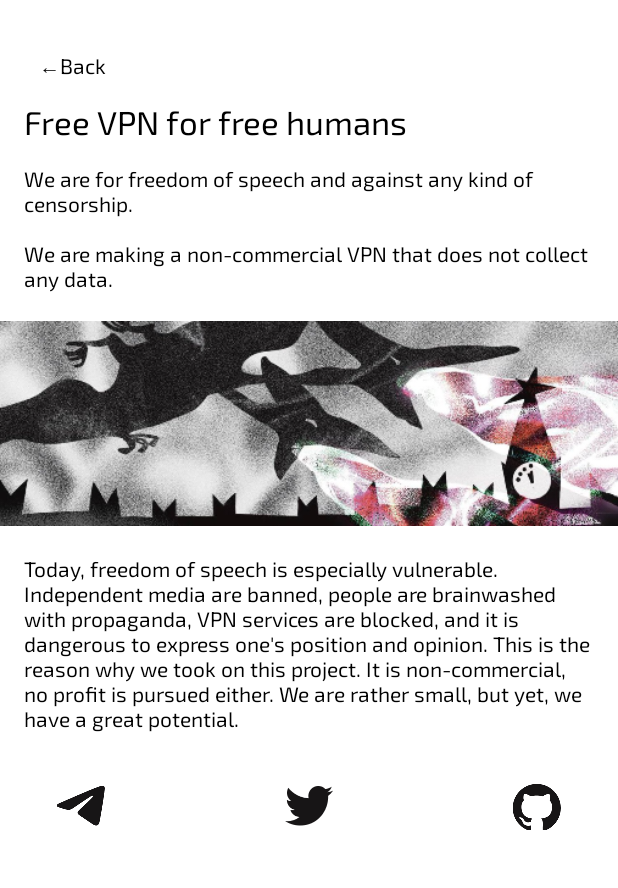
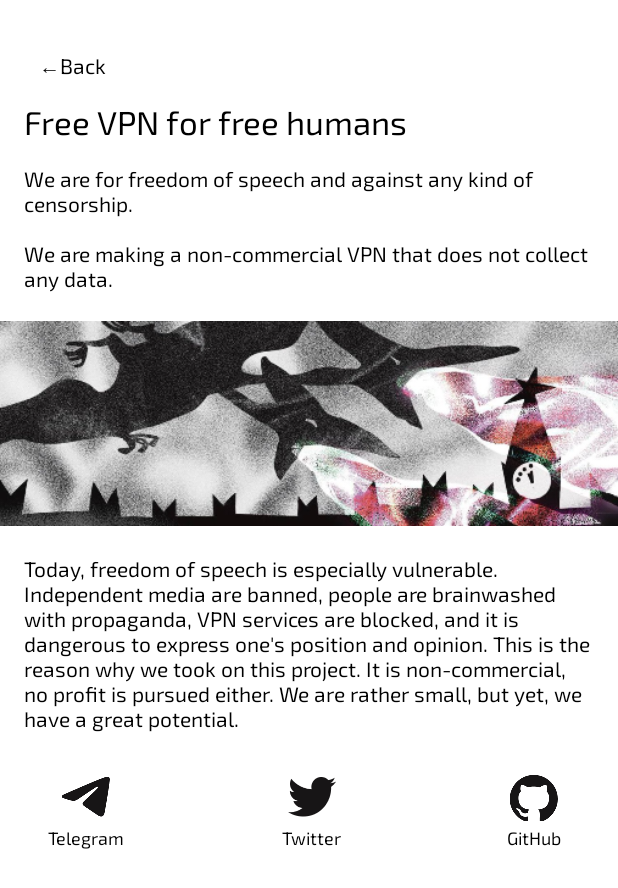
Before and after one commit to frkn-dev/liberty-android, an Android app built with Jetpack Compose: the AboutScreen screen opened through its navigation route, on a phone screen of 412 x 824 dp. Shown: the top 888 px of the screen. Run offline under Robolectric (Android 15) with nearby library versions, the phone set to English and light mode, and no system bars.

Commit message:
Implementation of "support us" screen

```diff
--- a/app/src/main/java/org/fuckrkn1/android/navigation/AppRoute.kt
+++ b/app/src/main/java/org/fuckrkn1/android/navigation/AppRoute.kt
@@ -3,4 +3,5 @@ package org.fuckrkn1.android.navigation
 object AppRoute {
     const val MAIN = "main"
     const val ABOUT = "about"
+    const val SUPPORT_US = "support_us"
 }
--- a/app/src/main/java/org/fuckrkn1/android/ui/AboutScreen.kt
+++ b/app/src/main/java/org/fuckrkn1/android/ui/AboutScreen.kt
@@ -10,10 +10,10 @@ import androidx.compose.foundation.layout.padding
 import androidx.compose.foundation.layout.size
 import androidx.compose.foundation.rememberScrollState
 import androidx.compose.foundation.verticalScroll
-import androidx.compose.material.IconButton
 import androidx.compose.material.Text
 import androidx.compose.material.TextButton
 import androidx.compose.runtime.Composable
+import androidx.compose.ui.Alignment
 import androidx.compose.ui.Modifier
 import androidx.compose.ui.layout.ContentScale
 import androidx.compose.ui.res.painterResource
@@ -23,13 +23,13 @@ import androidx.compose.ui.unit.dp
 import androidx.compose.ui.unit.sp
 import org.fuckrkn1.android.R
 import org.fuckrkn1.android.data.SocialNetwork
+import org.fuckrkn1.android.ui.action.CommonUiEvent
 import org.fuckrkn1.android.ui.style.TextStyles
 
 @Composable
 fun AboutScreen(
     socialNetworks: List<SocialNetwork>,
-    onBackClick: () -> Unit,
-    onUrlClick: (String) -> Unit,
+    uiEventListener: (CommonUiEvent) -> Unit,
 ) {
     Column(
         modifier = Modifier
@@ -40,20 +40,20 @@ fun AboutScreen(
             modifier = Modifier
                 .padding(vertical = 20.dp, horizontal = 16.dp)
         ) {
-            TextButton(onClick = { onBackClick() }) {
+            TextButton(onClick = { uiEventListener(CommonUiEvent.Back) }) {
                 Text(
                     text = stringResource(id = R.string.arrow_back),
-                    style = TextStyles.blackText(14.sp),
+                    style = TextStyles.textNormal(14.sp),
                 )
             }
             Text(
                 text = stringResource(id = R.string.about_title),
-                style = TextStyles.blackText(22.sp),
+                style = TextStyles.textNormal(22.sp),
                 modifier = Modifier.padding(bottom = 16.dp)
             )
             Text(
                 text = stringResource(id = R.string.about_top_description),
-                style = TextStyles.blackText(14.sp),
+                style = TextStyles.textNormal(14.sp),
             )
         }
         Image(
@@ -68,7 +68,7 @@ fun AboutScreen(
         ) {
             Text(
                 text = stringResource(id = R.string.about_bottom_description),
-                style = TextStyles.blackText(14.sp),
+                style = TextStyles.textNormal(14.sp),
             )
         }
         Row(
@@ -78,15 +78,22 @@ fun AboutScreen(
             horizontalArrangement = Arrangement.SpaceBetween,
         ) {
             socialNetworks.forEach {
-                IconButton(
-                    onClick = { onUrlClick(it.url) }
+                TextButton(
+                    onClick = { uiEventListener(CommonUiEvent.OpenUrl(it.url)) },
                 ) {
-                    Image(
-                        modifier = Modifier.size(60.dp),
-                        painter = painterResource(id = it.iconId),
-                        contentDescription = it.name,
-                        contentScale = ContentScale.None,
-                    )
+                    Column(horizontalAlignment = Alignment.CenterHorizontally) {
+                        Image(
+                            modifier = Modifier.size(32.dp),
+                            painter = painterResource(id = it.iconId),
+                            contentDescription = it.name,
+                            contentScale = ContentScale.Inside,
+                        )
+                        Text(
+                            modifier = Modifier.padding(top = 4.dp),
+                            text = it.name,
+                            style = TextStyles.textNormal(12.sp),
+                        )
+                    }
                 }
             }
         }
@@ -96,5 +103,5 @@ fun AboutScreen(
 @Composable
 @Preview
 private fun AboutScreenPreview() {
-    AboutScreen(socialNetworks = SocialNetwork.ALL, onBackClick = {}, onUrlClick = {})
+    AboutScreen(socialNetworks = SocialNetwork.ALL, uiEventListener = {})
 }
--- a/app/src/main/java/org/fuckrkn1/android/ui/LibertyApp.kt
+++ b/app/src/main/java/org/fuckrkn1/android/ui/LibertyApp.kt
@@ -6,27 +6,46 @@ import androidx.navigation.compose.NavHost
 import androidx.navigation.compose.composable
 import androidx.navigation.compose.rememberNavController
 import org.fuckrkn1.android.data.SocialNetwork
+import org.fuckrkn1.android.data.SupportRequisite
+import org.fuckrkn1.android.data.SupportService
 import org.fuckrkn1.android.navigation.AppRoute
+import org.fuckrkn1.android.ui.action.CommonUiEvent
+import org.fuckrkn1.android.util.ClipboardUtils
 import org.fuckrkn1.android.util.UrlUtils
 
 @Composable
 fun LibertyApp() {
     val navController = rememberNavController()
     val context = LocalContext.current
+    val commonUiEventListener = { event: CommonUiEvent ->
+        when (event) {
+            CommonUiEvent.Back -> navController.popBackStack()
+            is CommonUiEvent.CopyToClipboard -> ClipboardUtils.copyText(context, event.text)
+            is CommonUiEvent.OpenUrl -> UrlUtils.openUrl(context, event.url)
+        }
+        Unit
+    }
+
     NavHost(navController = navController, startDestination = AppRoute.MAIN) {
         composable(AppRoute.MAIN) {
             MainScreen { event ->
                 when (event) {
                     MainUiEvent.ABOUT_CLICK -> navController.navigate(AppRoute.ABOUT)
-                    MainUiEvent.SUPPORT_US_CLICK -> TODO()
+                    MainUiEvent.SUPPORT_US_CLICK -> navController.navigate(AppRoute.SUPPORT_US)
                 }
             }
         }
         composable(AppRoute.ABOUT) {
             AboutScreen(
                 socialNetworks = SocialNetwork.ALL,
-                onBackClick = { navController.popBackStack() },
-                onUrlClick = { url -> UrlUtils.openUrl(context, url) }
+                uiEventListener = commonUiEventListener,
+            )
+        }
+        composable(AppRoute.SUPPORT_US) {
+            SupportUsScreen(
+                requisites = SupportRequisite.ALL,
+                services = SupportService.ALL,
+                uiEventListener = commonUiEventListener,
             )
         }
     }
--- a/app/src/main/java/org/fuckrkn1/android/ui/MainScreen.kt
+++ b/app/src/main/java/org/fuckrkn1/android/ui/MainScreen.kt
@@ -29,13 +29,13 @@ fun MainScreen(
         TextButton(onClick = { uiEventListener(MainUiEvent.ABOUT_CLICK) }) {
             Text(
                 text = stringResource(id = R.string.about),
-                style = TextStyles.blackText(14.sp)
+                style = TextStyles.textNormal(14.sp)
             )
         }
         TextButton(onClick = { uiEventListener(MainUiEvent.SUPPORT_US_CLICK) }) {
             Text(
                 text = stringResource(id = R.string.support_us),
-                style = TextStyles.blackText(14.sp)
+                style = TextStyles.textNormal(14.sp)
             )
         }
     }
--- a/app/src/main/java/org/fuckrkn1/android/ui/style/TextStyle.kt
+++ b/app/src/main/java/org/fuckrkn1/android/ui/style/TextStyle.kt
@@ -4,13 +4,23 @@ import androidx.compose.ui.graphics.Color
 import androidx.compose.ui.text.TextStyle
 import androidx.compose.ui.text.font.Font
 import androidx.compose.ui.text.font.FontFamily
+import androidx.compose.ui.text.font.FontWeight
 import androidx.compose.ui.unit.TextUnit
 import org.fuckrkn1.android.R
 
 object TextStyles {
-    fun blackText(fontSize: TextUnit) = TextStyle(
+
+    fun textNormal(fontSize: TextUnit) = TextStyle(
         color = Color.Black,
         fontSize = fontSize,
         fontFamily = FontFamily(Font(R.font.exo2)),
+        fontWeight = FontWeight.Normal
+    )
+
+    fun textSemiBold(fontSize: TextUnit) = TextStyle(
+        color = Color.Black,
+        fontSize = fontSize,
+        fontFamily = FontFamily(Font(R.font.exo2)),
+        fontWeight = FontWeight.SemiBold
     )
 }
--- a/app/src/main/res/values/strings.xml
+++ b/app/src/main/res/values/strings.xml
@@ -3,9 +3,14 @@
     <string name="about">About</string>
     <string name="support_us">Support us</string>
     <string name="arrow_back">←Back</string>
+    <string name="clipboard_copy_confirmation">Copied to clipboard</string>
 
     <!--  About screen  -->
     <string name="about_title">Free VPN for free humans</string>
     <string name="about_top_description">We are for freedom of speech and against any kind of censorship.\n\nWe are making a non-commercial VPN that does not collect any data.</string>
     <string name="about_bottom_description">Today, freedom of speech is especially vulnerable. Independent media are banned, people are brainwashed with propaganda, VPN services are blocked, and it is dangerous to express one\'s position and opinion. This is the reason why we took on this project. It is non-commercial, no profit is pursued either. We are rather small, but yet, we have a great potential.</string>
+
+    <!--  Support Us screen  -->
+    <string name="support_us_title">We are OpenSource.\nYou can support us.</string>
+    <string name="support_us_description">You can support us with donations or any other contribution to improve the service. Pulling requests and creating issues also helps us a lot.</string>
 </resources>
```
Also changed, not shown: app/src/main/java/org/fuckrkn1/android/data/SupportRequisite.kt (added, +31 -0 lines), app/src/main/java/org/fuckrkn1/android/data/SupportService.kt (added, +19 -0 lines), app/src/main/java/org/fuckrkn1/android/ui/SupportUsScreen.kt (added, +96 -0 lines), app/src/main/java/org/fuckrkn1/android/ui/action/CommonUiEvent.kt (added, +7 -0 lines), app/src/main/java/org/fuckrkn1/android/util/ClipboardUtils.kt (added, +16 -0 lines).
